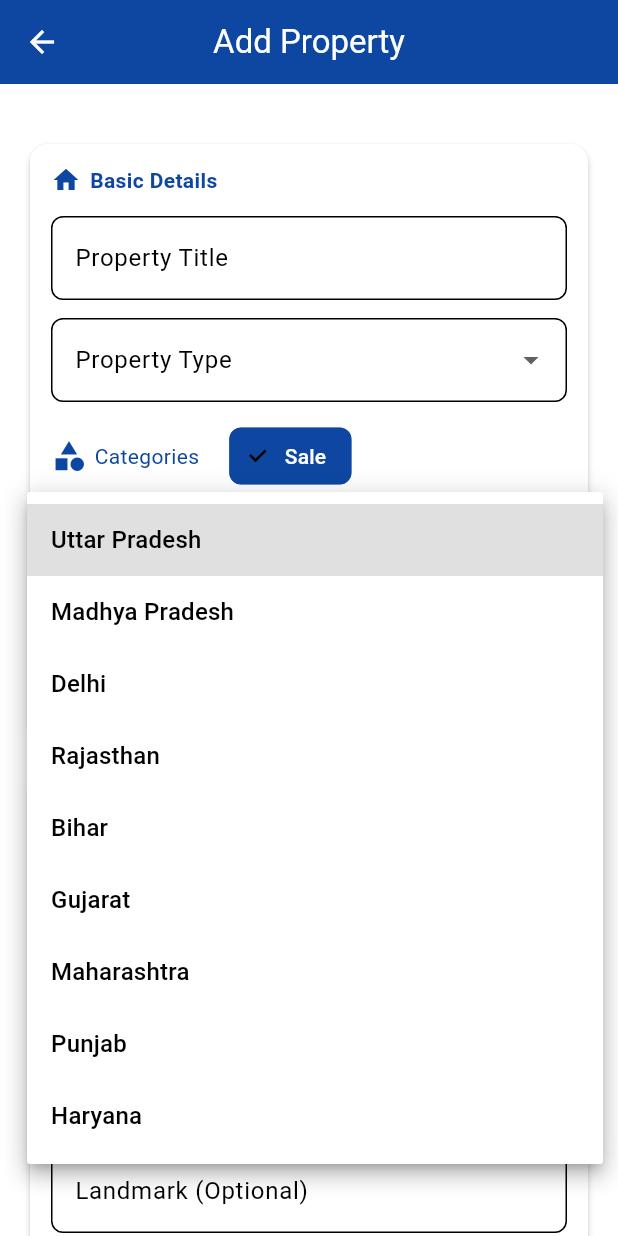
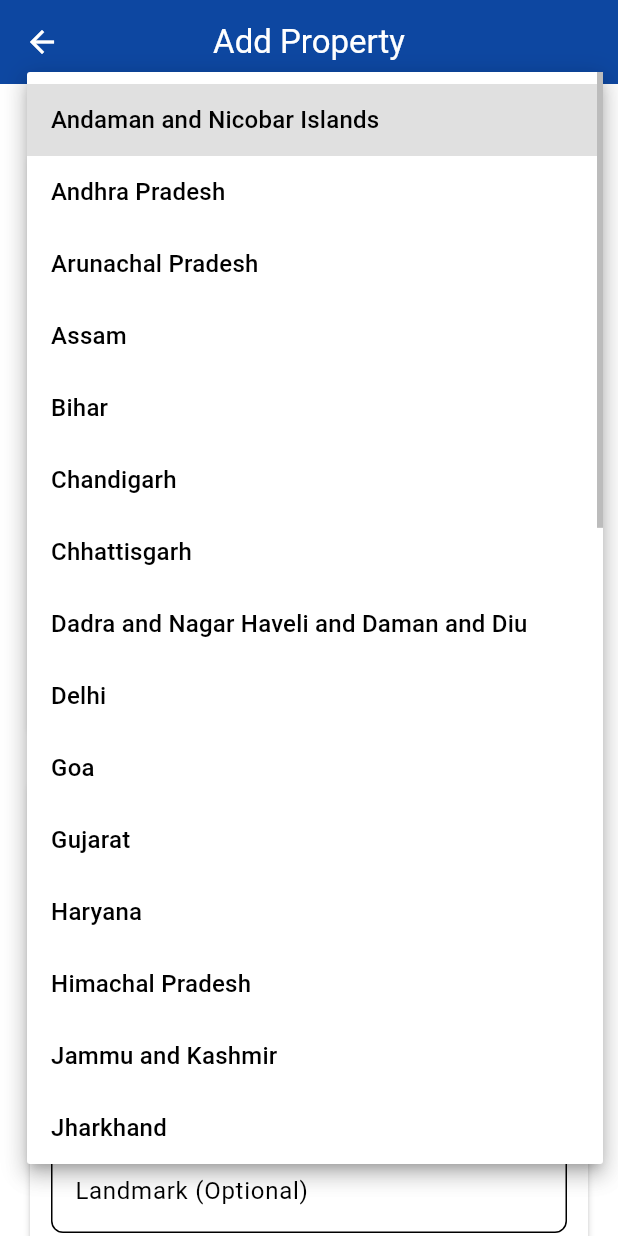
Before and after one commit to devwithkamati/nivesh_againt, a Flutter app: the AddPropertiesPage screen opened directly, after a tap on "State", on a phone screen of 412 x 824 dp. Run offline on Flutter 3.47's test engine with Material 3 defaults, Android fonts, the phone set to English and light mode, and no system bars; our stand-ins replace flutter_secure_storage, get, image_picker; accounts and stored records are empty; network calls fail.

Commit message:
Update add Property page

```diff
--- a/lib/view/profileScreen/add_properties_page.dart
+++ b/lib/view/profileScreen/add_properties_page.dart
@@ -2,8 +2,10 @@ import 'dart:io';
 
 import 'package:flutter/material.dart';
 import 'package:flutter_secure_storage/flutter_secure_storage.dart';
+import 'package:get/get.dart';
 import 'package:image_picker/image_picker.dart';
 
+import '../../controller/admin_profile_controller.dart';
 import '../../controller/property_controller.dart';
 import '../../utils/app_colors.dart';
 
@@ -16,6 +18,7 @@ class AddPropertiesPage extends StatefulWidget {
 
 class _AddPropertiesPage extends State<AddPropertiesPage> {
   final storage = FlutterSecureStorage();
+  final profileController = Get.find<AdminProfileController>();
   final controller = PropertyController();
   final titleController = TextEditingController();
   final priceController = TextEditingController();
@@ -31,18 +34,27 @@ class _AddPropertiesPage extends State<AddPropertiesPage> {
   String selectedCategory = "Sale";
   bool hideNumber = false;
   final List<String> selectedAmenities = [];
-
+  //
+  // @override
+  // void initState() {
+  //   super.initState();
+  //   loadUserPhone();
+  // }
+  // @override
+  // void initState() {
+  //   super.initState();
+  //   loadUserData();
+  // }
   @override
   void initState() {
     super.initState();
-    loadUserPhone();
-  }
 
-  Future<void> loadUserPhone() async {
-    String? phone = await storage.read(key: "phone");
+    final profile = profileController.profile.value;
 
-    if (phone != null) {
-      phoneController.text = phone; // auto fill 🔥
+    if (profile != null) {
+      nameController.text = profile.agentName ?? "";
+      emailController.text = profile.emailId ?? "";
+      phoneController.text = profile.mobileNumber ?? "";
     }
   }
 
@@ -81,15 +93,42 @@ class _AddPropertiesPage extends State<AddPropertiesPage> {
   final List<String> bhkList = ["1 BHK", "2 BHK", "3 BHK", "4 BHK"];
 
   final List<String> statesList = [
+    "Andaman and Nicobar Islands",
+    "Andhra Pradesh",
+    "Arunachal Pradesh",
+    "Assam",
+    "Bihar",
+    "Chandigarh",
+    "Chhattisgarh",
+    "Dadra and Nagar Haveli and Daman and Diu",
+    "Delhi",
+    "Goa",
+    "Gujarat",
+    "Haryana",
+    "Himachal Pradesh",
+    "Jammu and Kashmir",
+    "Jharkhand",
+    "Karnataka",
+    "Kerala",
+    "Ladakh",
+    "Lakshadweep",
+    "Madhya Pradesh",
+    "Maharashtra",
+    "Manipur",
+    "Meghalaya",
+    "Mizoram",
+    "Nagaland",
+    "Odisha",
+    "Puducherry",
+    "Punjab",
+    "Rajasthan",
+    "Sikkim",
+    "Tamil Nadu",
+    "Telangana",
+    "Tripura",
     "Uttar Pradesh",
-    "Madhya Pradesh",
-    "Delhi",
-    "Rajasthan",
-    "Bihar",
-    "Gujarat",
-    "Maharashtra",
-    "Punjab",
-    "Haryana",
+    "Uttarakhand",
+    "West Bengal"
   ];
 
   String? selectedState;
@@ -169,6 +208,7 @@ class _AddPropertiesPage extends State<AddPropertiesPage> {
               child: Column(
                 children: [
                   DropdownButtonFormField<String>(
+                    isExpanded: true,
                     value: selectedState,
                     decoration: InputDecoration(
                       labelText: "State",
@@ -182,9 +222,20 @@ class _AddPropertiesPage extends State<AddPropertiesPage> {
                     items: statesList.map((state) {
                       return DropdownMenuItem(
                         value: state,
-                        child: Text(state),
+                        child: Text(
+                          state,
+                          overflow: TextOverflow.ellipsis,
+                        ),
                       );
                     }).toList(),
+                    selectedItemBuilder: (context) {
+                      return statesList.map((state) {
+                        return Text(
+                          state,
+                          overflow: TextOverflow.ellipsis,
+                        );
+                      }).toList();
+                    },
                     onChanged: (value) {
                       setState(() {
                         selectedState = value;
@@ -204,7 +255,7 @@ class _AddPropertiesPage extends State<AddPropertiesPage> {
             ),
             const SizedBox(height: 16),
             _card(
-              title: "Upload Photos & Video",
+              title: "Add Photos & Video",
               icon: Icons.photo,
               child: Column(
                 crossAxisAlignment: CrossAxisAlignment.start,
@@ -214,7 +265,7 @@ class _AddPropertiesPage extends State<AddPropertiesPage> {
                     children: [
                       _mediaBox("+ Add Photos"),
                       const SizedBox(width: 10),
-                      _mediaBox("+ Upload Video"),
+                      _mediaBox("+ Add Video"),
                     ],
                   ),
 
@@ -364,8 +415,9 @@ class _AddPropertiesPage extends State<AddPropertiesPage> {
                   ),
                   const SizedBox(height: 12),
                   _textField(
-                    "Phone Number (Optional)",
+                    "Phone Number",
                     controller: phoneController,
+                    enabled: !hideNumber,
                   ),
                   const SizedBox(height: 12),
                   _textField(
@@ -453,7 +505,9 @@ class _AddPropertiesPage extends State<AddPropertiesPage> {
                     "Email": emailController.text,
 
                     // 🔥 FINAL FIX
-                    "Phone": phone ?? phoneController.text,
+                    "Phone": hideNumber
+                        ? "" // ya "hidden"
+                        : (phone ?? phoneController.text),
 
                     "FlatBHK": selectedBhk ?? "",
                     "PinCode": pincodeController.text,
@@ -470,11 +524,7 @@ class _AddPropertiesPage extends State<AddPropertiesPage> {
                     if (success) {
                       if (!mounted) return;
 
-                      ScaffoldMessenger.of(context).showSnackBar(
-                        const SnackBar(content: Text("✅ Property Uploaded")),
-                      );
-
-                      Navigator.pop(context, true);
+                      showSuccessDialog(context); // ✅ ONLY THIS
                     } else {
                       ScaffoldMessenger.of(context).showSnackBar(
                         SnackBar(content: Text("❌ ${controller.error}")),
@@ -494,7 +544,7 @@ class _AddPropertiesPage extends State<AddPropertiesPage> {
                 ),
               ),
             ),
-            const SizedBox(height: 30),
+            const SizedBox(height: 40),
           ],
         ),
       ),
@@ -533,10 +583,14 @@ class _AddPropertiesPage extends State<AddPropertiesPage> {
   }
 
   Widget _textField(String label,
-      {String? prefix, int maxLines = 1, TextEditingController? controller}) {
+      {String? prefix,
+      int maxLines = 1,
+      TextEditingController? controller,
+      bool enabled = true}) {
     return TextField(
       controller: controller,
       maxLines: maxLines,
+      enabled: enabled,
       decoration: InputDecoration(
         labelText: label,
         prefixText: prefix,
@@ -616,32 +670,6 @@ class _AddPropertiesPage extends State<AddPropertiesPage> {
             });
           },
         ),
-
-        // const SizedBox(width: 10),
-        //
-        // /// RENT
-        // ChoiceChip(
-        //   label: Text(
-        //     "Rent",
-        //     style: TextStyle(
-        //       color: selectedCategory == "Rent"
-        //           ? Colors.white
-        //           : AppColors.primaryBlue,
-        //       fontWeight: FontWeight.w500,
-        //     ),
-        //   ),
-        //   selected: selectedCategory == "Rent",
-        //   selectedColor: AppColors.primaryBlue,
-        //   backgroundColor: AppColors.background,
-        //   side: const BorderSide(
-        //     color: AppColors.primaryBlue,
-        //   ),
-        //   onSelected: (_) {
-        //     setState(() {
-        //       selectedCategory = "Rent";
-        //     });
-        //   },
-        // ),
       ],
     );
   }
@@ -722,4 +750,83 @@ class _AddPropertiesPage extends State<AddPropertiesPage> {
       ),
     );
   }
+
+  void showSuccessDialog(BuildContext context) {
+    showDialog(
+      context: context,
+      barrierDismissible: false,
+      builder: (context) {
+        return Dialog(
+          shape: RoundedRectangleBorder(
+            borderRadius: BorderRadius.circular(20),
+          ),
+          child: Padding(
+            padding: const EdgeInsets.all(20),
+            child: Column(
+              mainAxisSize: MainAxisSize.min,
+              children: [
+                /// ✅ ICON
+                Container(
+                  padding: const EdgeInsets.all(15),
+                  decoration: BoxDecoration(
+                    shape: BoxShape.circle,
+                    color: AppColors.primaryOrange.withOpacity(0.1),
+                  ),
+                  child: const Icon(
+                    Icons.check_circle,
+                    color: AppColors.primaryOrange,
+                    size: 60,
+                  ),
+                ),
+
+                const SizedBox(height: 20),
+
+                /// TITLE
+                const Text(
+                  "Success 🎉",
+                  style: TextStyle(
+                    fontSize: 20,
+                    fontWeight: FontWeight.bold,
+                    color: AppColors.primaryBlue,
+                  ),
+                ),
+
+                const SizedBox(height: 10),
+
+                /// MESSAGE
+                const Text(
+                  "Your property has been added successfully!",
+                  textAlign: TextAlign.center,
+                  style: TextStyle(color: AppColors.textLight),
+                ),
+
+                const SizedBox(height: 20),
+
+                /// BUTTON
+                SizedBox(
+                  width: double.infinity,
+                  child: ElevatedButton(
+                    style: ElevatedButton.styleFrom(
+                      backgroundColor: AppColors.primaryOrange,
+                      shape: RoundedRectangleBorder(
+                        borderRadius: BorderRadius.circular(10),
+                      ),
+                    ),
+                    onPressed: () {
+                      Navigator.pop(context); // close dialog
+                      Navigator.pop(context, true); // go back
+                    },
+                    child: const Text(
+                      "Done",
+                      style: TextStyle(color: Colors.white),
+                    ),
+                  ),
+                )
+              ],
+            ),
+          ),
+        );
+      },
+    );
+  }
 }
```
Also changed, not shown: lib/controller/login_controller.dart (+14 -0 lines).
